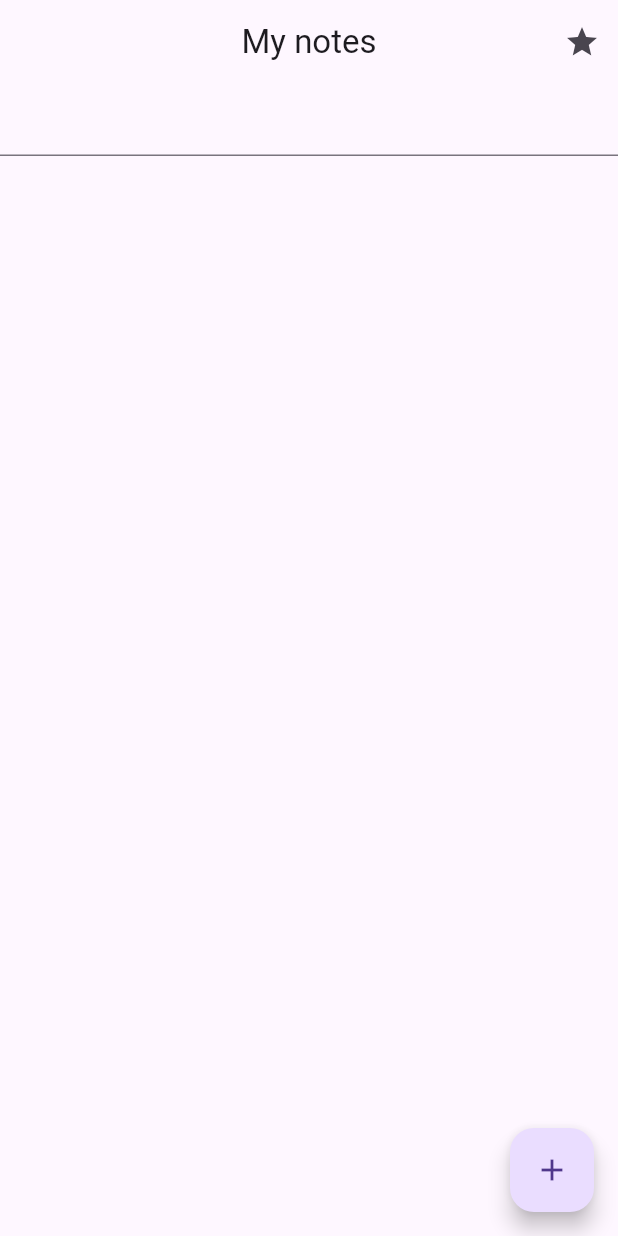
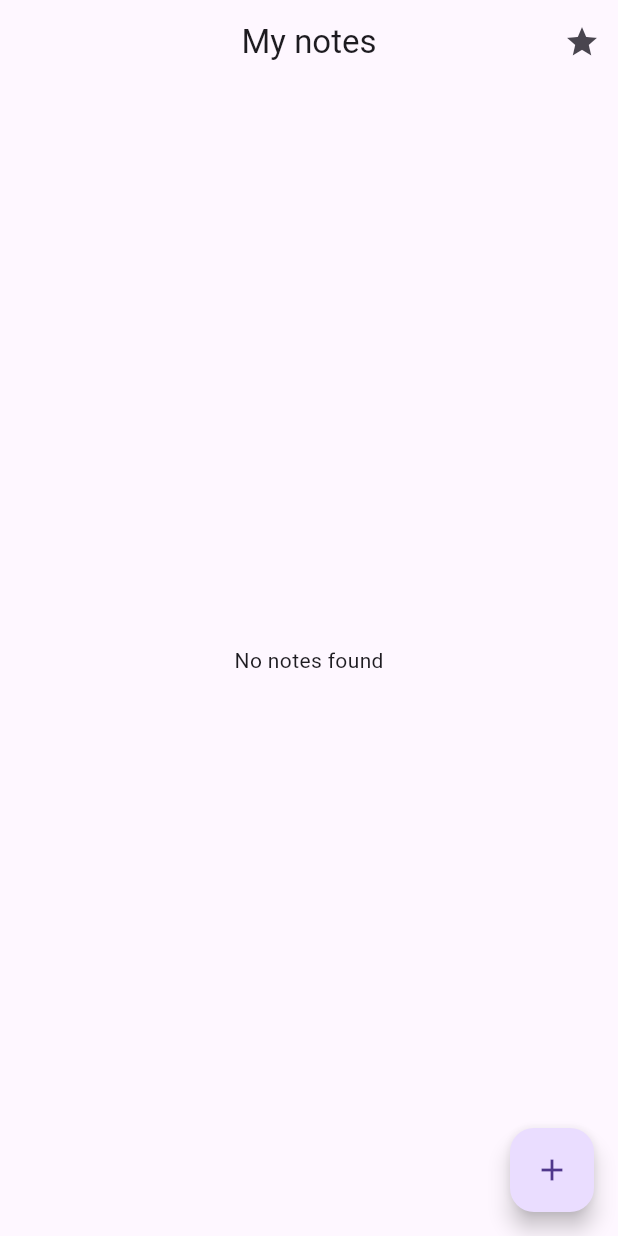
Before and after one commit to AndriiDevX/notes_app_riverpod, a Flutter app: the screen it shows after launch, after a tap on the "star" icon, on a phone screen of 412 x 824 dp. Run offline on Flutter 3.47's test engine with Material 3 defaults, Android fonts, the phone set to English and light mode, and no system bars; our stand-ins replace flutter_riverpod, go_router.

Commit message:
feat: add notes filtering with enum

```diff
--- a/lib/details_screen.dart
+++ b/lib/details_screen.dart
@@ -14,7 +14,6 @@ class DetailsScreen extends ConsumerWidget {
     final controller = TextEditingController(text: note.title);
 
     return Scaffold(
-
       appBar: AppBar(
         title: Text('Edit Note'),
         centerTitle: true,
--- a/lib/main.dart
+++ b/lib/main.dart
@@ -1,6 +1,7 @@
 import 'package:flutter/material.dart';
 import 'package:flutter_riverpod/flutter_riverpod.dart';
 import 'app_router.dart';
+
 void main() {
   runApp(ProviderScope(child: MainApp()));
 }
@@ -8,10 +9,9 @@ void main() {
 class MainApp extends StatelessWidget {
   const MainApp({super.key});
 
-
   @override
   Widget build(BuildContext context) {
-    return  MaterialApp.router(
+    return MaterialApp.router(
       routerConfig: router,
       debugShowCheckedModeBanner: false,
     );
--- a/lib/notes_screen.dart
+++ b/lib/notes_screen.dart
@@ -10,10 +10,12 @@ class NotesScreen extends ConsumerStatefulWidget {
   ConsumerState<NotesScreen> createState() => _NotesScreenState();
 }
 
+enum Filter { all, onlyFavorites, onlyNotFavorites }
+
 class _NotesScreenState extends ConsumerState<NotesScreen> {
   String query = '';
-  bool showOnlyFavorites = false;
-  bool showOnlyNotFavorites = false;
+
+  Filter selectedFilter = Filter.all;
 
   @override
   Widget build(BuildContext context) {
@@ -23,9 +25,9 @@ class _NotesScreenState extends ConsumerState<NotesScreen> {
         .where((note) => note.title.toLowerCase().contains(query.toLowerCase()))
         .where(
           (note) =>
-              (!showOnlyFavorites && !showOnlyNotFavorites)||
-              (showOnlyFavorites && note.isFavorite)||
-              (showOnlyNotFavorites && !note.isFavorite)
+              (selectedFilter == Filter.all) ||
+              (selectedFilter == Filter.onlyFavorites && note.isFavorite) ||
+              (selectedFilter == Filter.onlyNotFavorites && !note.isFavorite),
         )
         .toList();
 
@@ -37,7 +39,9 @@ class _NotesScreenState extends ConsumerState<NotesScreen> {
             context: context,
             builder: (context) {
               final controller = TextEditingController();
+
               return AlertDialog(
+
                 title: Text('Add note'),
                 content: TextField(controller: controller),
                 actions: [
@@ -61,15 +65,48 @@ class _NotesScreenState extends ConsumerState<NotesScreen> {
           IconButton(
             onPressed: () {
               setState(() {
-                showOnlyFavorites = !showOnlyFavorites;
+                if (selectedFilter == Filter.all) {
+                  selectedFilter = Filter.onlyFavorites;
+                } else if (selectedFilter == Filter.onlyFavorites) {
+                  selectedFilter = Filter.onlyNotFavorites;
+                } else {
+                  selectedFilter = Filter.all;
+                }
               });
             },
             icon: Icon(Icons.star),
           ),
         ],
       ),
-      body: Column(
+      body: filteredNotes.isEmpty
+          ? Center(child: Text('No notes found'))
+          : Column(
               children: [
+                Row(
+                  mainAxisAlignment: MainAxisAlignment.center,
+                children: [
+                  ElevatedButton(
+                    onPressed: () {
+                      setState(() {
+                        selectedFilter = Filter.all;
+                      });
+                    },
+                    child: Icon(Icons.notes)),
+                    ElevatedButton(
+                      onPressed: () {
+                        setState(() {
+                          selectedFilter = Filter.onlyFavorites;
+                        });
+                      } ,
+                      child: Icon(Icons.star)),
+                      ElevatedButton(onPressed: () {
+                        setState(() {
+                          selectedFilter = Filter.onlyNotFavorites;
+                        });
+                      }, child: Icon(Icons.star_border) )
+                ],
+
+              ),
                 TextField(
                   onChanged: (value) {
                     setState(() {
```
Also changed, not shown: lib/note_model.dart (+4 -8 lines). Lines whose indentation alone changed are shown as unchanged.
